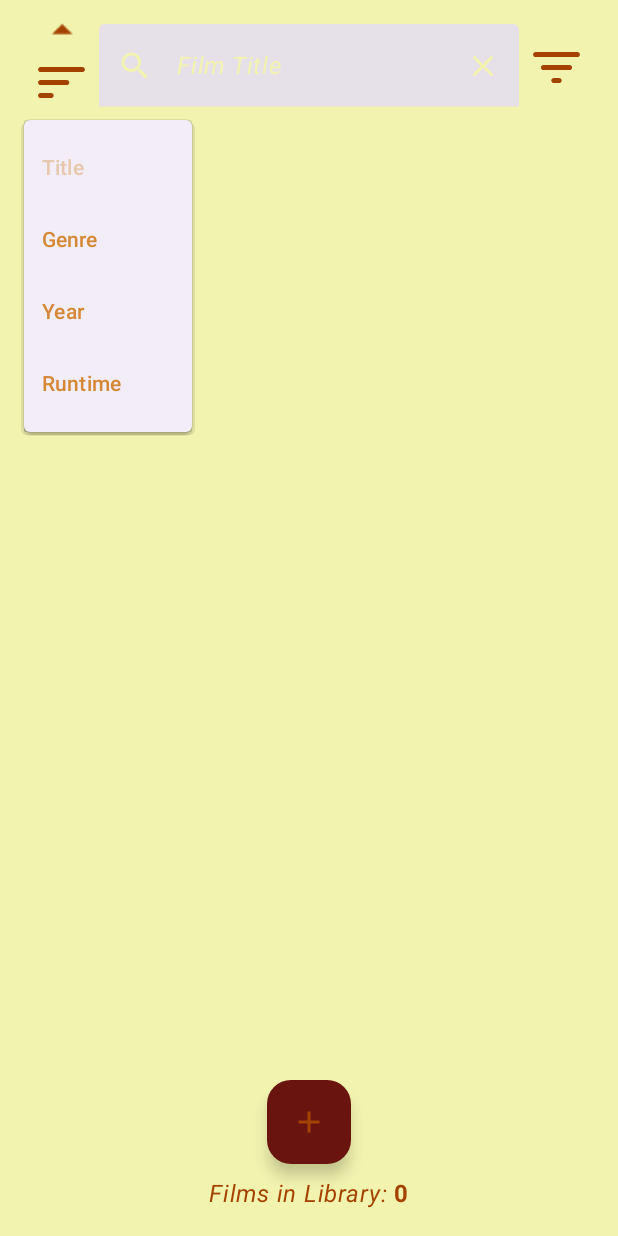
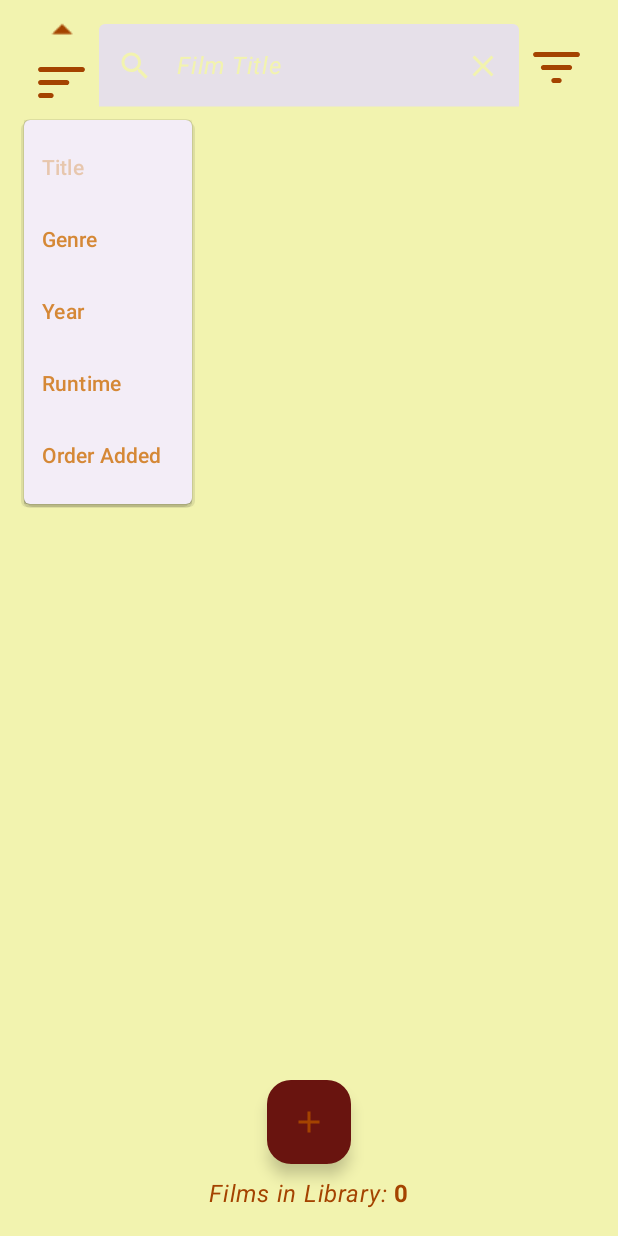
Before and after one commit to FeKent/DVD-Library-App, an Android app built with Jetpack Compose: the screen it shows after launch (MainActivity), after a tap on "Sort Button", on a phone screen of 412 x 824 dp. Run offline under Robolectric (Android 15) with nearby library versions, the phone set to English and light mode, and no system bars; our stand-ins replace Room's generated code.

Commit message:
Add sort option for film Id

```diff
--- a/app/src/main/java/com/example/dvdlibrary/composables/IntroScreen.kt
+++ b/app/src/main/java/com/example/dvdlibrary/composables/IntroScreen.kt
@@ -69,7 +69,7 @@ fun IntroScreen(
     modifier: Modifier = Modifier,
 ) {
     var searchItem by remember { mutableStateOf("") }
-    val sortItems = arrayOf("Title", "Genre", "Year", "Runtime")
+    val sortItems = arrayOf("Title", "Genre", "Year", "Runtime", "Order Added")
     val filterItems = arrayOf("Title", "Year", "Starring", "Genre")
     var currentFilterItem by remember { mutableStateOf(0) }
     var expandedSort by remember { mutableStateOf(false) }
--- a/app/src/main/java/com/example/dvdlibrary/viewmodels/IntroViewModel.kt
+++ b/app/src/main/java/com/example/dvdlibrary/viewmodels/IntroViewModel.kt
@@ -37,6 +37,7 @@ class IntroViewModel(private val database: DvdAppDatabase) : ViewModel() {
 
                 2 -> if (sortOrder == 0) films.sortedBy { it.year } else films.sortedByDescending { it.year }
                 3 -> if (sortOrder == 0) films.sortedBy { it.runtime } else films.sortedByDescending { it.runtime }
+                4 -> if (sortOrder == 0) films.sortedBy { it.id } else films.sortedByDescending { it.id }
                 else -> films.sortedBy { it.title }
             }
         }
```
